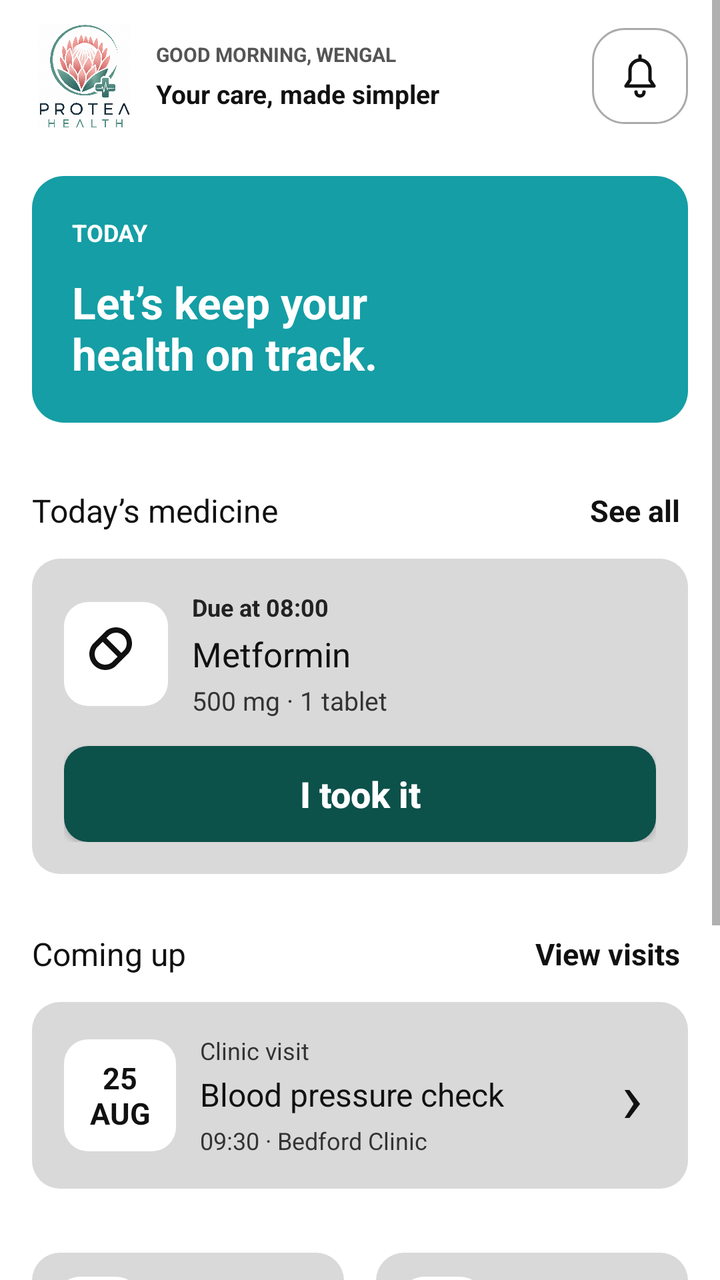
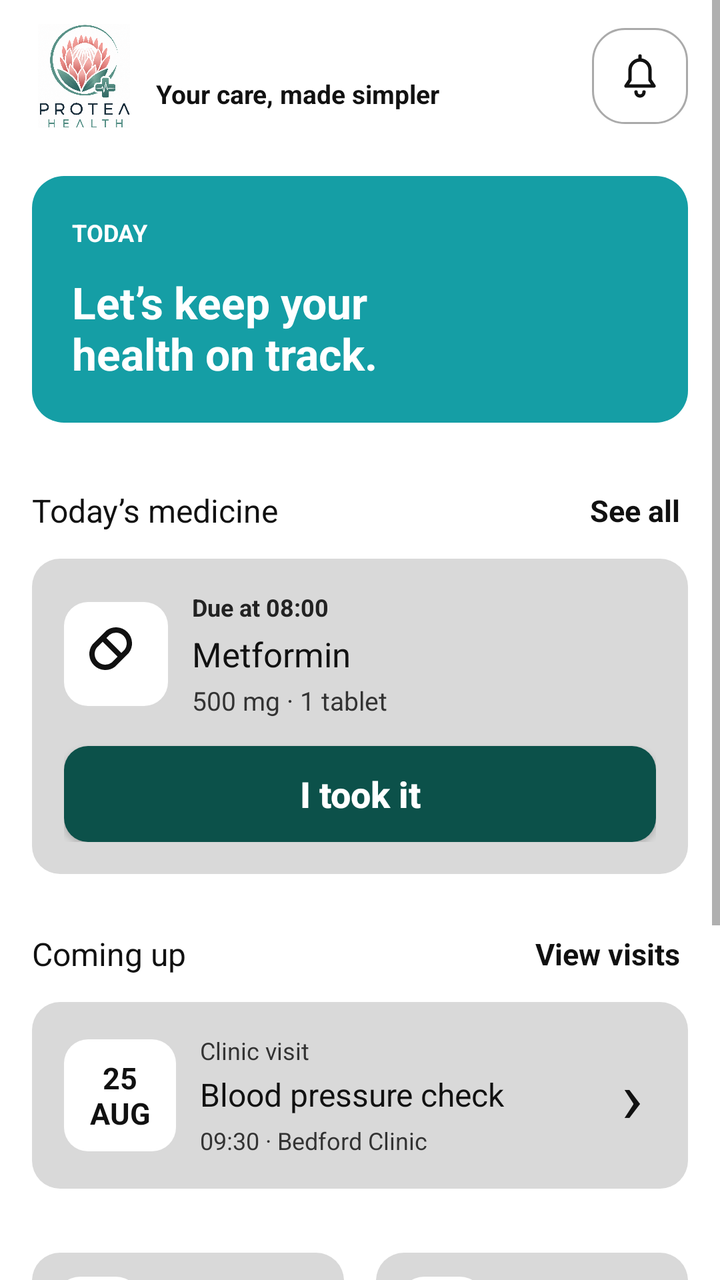

Screens rendered from an Android XML layout before and after an edit, with the pre-edit source and the edit as a unified diff.
<!-- AndroidManifest.xml: application theme Theme.Proteahealth -->
<!-- res/layout/activity_home.xml -->
<?xml version="1.0" encoding="utf-8"?>
<ScrollView xmlns:android="http://schemas.android.com/apk/res/android"
    xmlns:app="http://schemas.android.com/apk/res-auto"
    android:id="@+id/main"
    android:layout_width="match_parent"
    android:layout_height="match_parent"
    android:background="#FFFFFF"
    android:fillViewport="true">

    <LinearLayout
        android:layout_width="match_parent"
        android:layout_height="wrap_content"
        android:orientation="vertical"
        android:paddingStart="16dp"
        android:paddingTop="12dp"
        android:paddingEnd="16dp"
        android:paddingBottom="24dp">

        
        <LinearLayout
            android:layout_width="match_parent"
            android:layout_height="wrap_content"
            android:gravity="center_vertical"
            android:orientation="horizontal">

            
            <ImageView
                android:layout_width="52dp"
                android:layout_height="52dp"
                android:contentDescription="Protea Health logo"
                android:scaleType="fitCenter"
                android:src="@drawable/project_logo_mark" />

            <LinearLayout
                android:layout_width="0dp"
                android:layout_height="wrap_content"
                android:layout_marginStart="10dp"
                android:layout_marginEnd="8dp"
                android:layout_weight="1"
                android:orientation="vertical">

                <TextView
                    android:id="@+id/tvGreeting"
                    android:layout_width="match_parent"
                    android:layout_height="wrap_content"
                    android:text="GOOD MORNING, WENGAL"
                    android:textColor="#555555"
                    android:textSize="10sp"
                    android:textStyle="bold" />

                <TextView
                    android:layout_width="match_parent"
                    android:layout_height="wrap_content"
                    android:layout_marginTop="4dp"
                    android:text="Your care, made simpler"
                    android:textColor="#111111"
                    android:textSize="13sp"
                    android:textStyle="bold" />
            </LinearLayout>

            <androidx.appcompat.widget.AppCompatImageButton
                android:id="@+id/btnNotifications"
                android:layout_width="48dp"
                android:layout_height="48dp"
                android:background="@drawable/bg_home_notification"
                android:contentDescription="Notifications"
                android:padding="12dp"
                app:srcCompat="@drawable/ic_home_bell"
                app:tint="#111111" />
        </LinearLayout>

        
        <LinearLayout
            android:layout_width="match_parent"
            android:layout_height="wrap_content"
            android:layout_marginTop="24dp"
            android:background="@drawable/bg_home_banner"
            android:minHeight="116dp"
            android:orientation="vertical"
            android:padding="20dp">

            <TextView
                android:id="@+id/tvToday"
                android:layout_width="match_parent"
                android:layout_height="wrap_content"
                android:text="TODAY"
                android:textColor="#FFFFFF"
                android:textSize="12sp"
                android:textStyle="bold" />

            <TextView
                android:layout_width="match_parent"
                android:layout_height="wrap_content"
                android:layout_marginTop="12dp"
                android:text="Let’s keep your\nhealth on track."
                android:textColor="#FFFFFF"
                android:textSize="22sp"
                android:textStyle="bold" />
        </LinearLayout>

        
        <LinearLayout
            android:layout_width="match_parent"
            android:layout_height="wrap_content"
            android:layout_marginTop="20dp"
            android:gravity="center_vertical"
            android:orientation="horizontal">

            <TextView
                android:layout_width="0dp"
                android:layout_height="wrap_content"
                android:layout_weight="1"
                android:text="Today’s medicine"
                android:textColor="#111111"
                android:textSize="16sp" />

            <TextView
                android:id="@+id/btnSeeMedicines"
                android:layout_width="wrap_content"
                android:layout_height="48dp"
                android:background="?attr/selectableItemBackground"
                android:gravity="center"
                android:paddingStart="12dp"
                android:paddingEnd="4dp"
                android:text="See all"
                android:textColor="#111111"
                android:textSize="15sp"
                android:textStyle="bold" />
        </LinearLayout>

        
        <LinearLayout
            android:id="@+id/cardMedicine"
            android:layout_width="match_parent"
            android:layout_height="wrap_content"
            android:background="@drawable/bg_home_card"
            android:orientation="vertical"
            android:padding="16dp">

            
            <LinearLayout
                android:layout_width="match_parent"
                android:layout_height="wrap_content"
                android:gravity="center_vertical"
                android:orientation="horizontal">

                <ImageView
                    android:layout_width="52dp"
                    android:layout_height="52dp"
                    android:background="@drawable/bg_home_white_tile"
                    android:importantForAccessibility="no"
                    android:padding="10dp"
                    android:src="@drawable/ic_home_medicine" />

                <LinearLayout
                    android:layout_width="0dp"
                    android:layout_height="wrap_content"
                    android:layout_marginStart="12dp"
                    android:layout_weight="1"
                    android:orientation="vertical">

                    <TextView
                        android:id="@+id/tvDoseStatus"
                        android:layout_width="match_parent"
                        android:layout_height="wrap_content"
                        android:text="Due at 08:00"
                        android:textColor="#222222"
                        android:textSize="12sp"
                        android:textStyle="bold" />

                    <TextView
                        android:id="@+id/tvMedicineName"
                        android:layout_width="match_parent"
                        android:layout_height="wrap_content"
                        android:layout_marginTop="4dp"
                        android:text="Metformin"
                        android:textColor="#111111"
                        android:textSize="17sp" />

                    <TextView
                        android:id="@+id/tvMedicineDosage"
                        android:layout_width="match_parent"
                        android:layout_height="wrap_content"
                        android:layout_marginTop="3dp"
                        android:text="500 mg · 1 tablet"
                        android:textColor="#333333"
                        android:textSize="13sp" />
                </LinearLayout>
            </LinearLayout>

            <androidx.appcompat.widget.AppCompatButton
                android:id="@+id/btnTakeMedicine"
                android:layout_width="match_parent"
                android:layout_height="wrap_content"
                android:layout_marginTop="14dp"
                android:background="@drawable/bg_home_take_button"
                android:minHeight="48dp"
                android:padding="8dp"
                android:text="I took it"
                android:textAllCaps="false"
                android:textColor="#FFFFFF"
                android:textSize="18sp"
                android:textStyle="bold"
                app:backgroundTint="#0C514A" />
        </LinearLayout>

        
        <LinearLayout
            android:layout_width="match_parent"
            android:layout_height="wrap_content"
            android:layout_marginTop="16dp"
            android:gravity="center_vertical"
            android:orientation="horizontal">

            <TextView
                android:layout_width="0dp"
                android:layout_height="wrap_content"
                android:layout_weight="1"
                android:text="Coming up"
                android:textColor="#111111"
                android:textSize="16sp" />

            <TextView
                android:id="@+id/btnViewVisits"
                android:layout_width="wrap_content"
                android:layout_height="48dp"
                android:background="?attr/selectableItemBackground"
                android:gravity="center"
                android:paddingStart="12dp"
                android:paddingEnd="4dp"
                android:text="View visits"
                android:textColor="#111111"
                android:textSize="15sp"
                android:textStyle="bold" />
        </LinearLayout>

        
        <LinearLayout
            android:id="@+id/cardVisit"
            android:layout_width="match_parent"
            android:layout_height="wrap_content"
            android:background="@drawable/bg_home_card"
            android:clickable="true"
            android:focusable="true"
            android:foreground="?attr/selectableItemBackground"
            android:gravity="center_vertical"
            android:orientation="horizontal"
            android:padding="16dp">

            <TextView
                android:id="@+id/tvVisitDate"
                android:layout_width="56dp"
                android:layout_height="wrap_content"
                android:background="@drawable/bg_home_white_tile"
                android:gravity="center"
                android:minHeight="56dp"
                android:padding="6dp"
                android:text="25\nAUG"
                android:textColor="#111111"
                android:textSize="15sp"
                android:textStyle="bold" />

            <LinearLayout
                android:layout_width="0dp"
                android:layout_height="wrap_content"
                android:layout_marginStart="12dp"
                android:layout_weight="1"
                android:orientation="vertical">

                <TextView
                    android:id="@+id/tvVisitType"
                    android:layout_width="match_parent"
                    android:layout_height="wrap_content"
                    android:text="Clinic visit"
                    android:textColor="#333333"
                    android:textSize="12sp" />

                <TextView
                    android:id="@+id/tvVisitReason"
                    android:layout_width="match_parent"
                    android:layout_height="wrap_content"
                    android:layout_marginTop="3dp"
                    android:text="Blood pressure check"
                    android:textColor="#111111"
                    android:textSize="16sp" />

                <TextView
                    android:id="@+id/tvVisitDetails"
                    android:layout_width="match_parent"
                    android:layout_height="wrap_content"
                    android:layout_marginTop="4dp"
                    android:text="09:30 · Bedford Clinic"
                    android:textColor="#333333"
                    android:textSize="12sp" />
            </LinearLayout>

            <TextView
                android:layout_width="24dp"
                android:layout_height="wrap_content"
                android:gravity="center"
                android:importantForAccessibility="no"
                android:text="›"
                android:textColor="#111111"
                android:textSize="36sp" />
        </LinearLayout>

        
        <LinearLayout
            android:layout_width="match_parent"
            android:layout_height="wrap_content"
            android:layout_marginTop="32dp"
            android:baselineAligned="false"
            android:orientation="horizontal">

            <LinearLayout
                android:id="@+id/cardPrices"
                android:layout_width="0dp"
                android:layout_height="wrap_content"
                android:layout_marginEnd="8dp"
                android:layout_weight="1"
                android:background="@drawable/bg_home_card"
                android:clickable="true"
                android:focusable="true"
                android:foreground="?attr/selectableItemBackground"
                android:minHeight="124dp"
                android:orientation="vertical"
                android:padding="12dp">

                <ImageView
                    android:layout_width="42dp"
                    android:layout_height="42dp"
                    android:background="@drawable/bg_home_white_tile"
                    android:importantForAccessibility="no"
                    android:padding="6dp"
                    android:src="@drawable/ic_home_prices" />

                <TextView
                    android:layout_width="match_parent"
                    android:layout_height="wrap_content"
                    android:layout_marginTop="10dp"
                    android:text="Compare prices"
                    android:textColor="#111111"
                    android:textSize="15sp"
                    android:textStyle="bold" />

                <TextView
                    android:layout_width="match_parent"
                    android:layout_height="wrap_content"
                    android:layout_marginTop="4dp"
                    android:text="Save on your refill  ›"
                    android:textColor="#222222"
                    android:textSize="12sp" />
            </LinearLayout>

            <LinearLayout
                android:id="@+id/cardBlog"
                android:layout_width="0dp"
                android:layout_height="wrap_content"
                android:layout_marginStart="8dp"
                android:layout_weight="1"
                android:background="@drawable/bg_home_card"
                android:clickable="true"
                android:focusable="true"
                android:foreground="?attr/selectableItemBackground"
                android:minHeight="124dp"
                android:orientation="vertical"
                android:padding="12dp">

                <ImageView
                    android:layout_width="42dp"
                    android:layout_height="42dp"
                    android:background="@drawable/bg_home_white_tile"
                    android:importantForAccessibility="no"
                    android:padding="6dp"
                    android:src="@drawable/ic_home_care" />

                <TextView
                    android:layout_width="match_parent"
                    android:layout_height="wrap_content"
                    android:layout_marginTop="10dp"
                    android:text="Learn about care"
                    android:textColor="#111111"
                    android:textSize="15sp"
                    android:textStyle="bold" />

                <TextView
                    android:layout_width="match_parent"
                    android:layout_height="wrap_content"
                    android:layout_marginTop="4dp"
                    android:text="Simple health tips  ›"
                    android:textColor="#222222"
                    android:textSize="12sp" />
            </LinearLayout>
        </LinearLayout>

        
        <LinearLayout
            android:id="@+id/cardRefill"
            android:layout_width="match_parent"
            android:layout_height="wrap_content"
            android:layout_marginTop="32dp"
            android:background="@drawable/bg_home_card"
            android:clickable="true"
            android:focusable="true"
            android:foreground="?attr/selectableItemBackground"
            android:gravity="center_vertical"
            android:orientation="horizontal"
            android:padding="12dp">

            <ImageView
                android:layout_width="52dp"
                android:layout_height="52dp"
                android:background="@drawable/bg_home_white_tile"
                android:importantForAccessibility="no"
                android:padding="10dp"
                android:src="@drawable/ic_home_refill" />

            <LinearLayout
                android:layout_width="0dp"
                android:layout_height="wrap_content"
                android:layout_marginStart="12dp"
                android:layout_weight="1"
                android:orientation="vertical">

                <TextView
                    android:id="@+id/tvRefillTitle"
                    android:layout_width="match_parent"
                    android:layout_height="wrap_content"
                    android:text="Metformin refill soon"
                    android:textColor="#111111"
                    android:textSize="15sp"
                    android:textStyle="bold" />

                <TextView
                    android:id="@+id/tvRefillDetails"
                    android:layout_width="match_parent"
                    android:layout_height="wrap_content"
                    android:layout_marginTop="4dp"
                    android:text="About 7 days left\nCompare before you go"
                    android:textColor="#333333"
                    android:textSize="12sp" />
            </LinearLayout>
        </LinearLayout>

    </LinearLayout>
</ScrollView>
<!-- resources referenced by this layout -->
<resources>
  <!-- drawable bg_home_banner (drawable) -->
  <?xml version="1.0" encoding="utf-8"?>
  
  <shape xmlns:android="http://schemas.android.com/apk/res/android"
      android:shape="rectangle">
  
      <solid android:color="#159EA5" />
      <corners android:radius="16dp" />
  
  </shape>
  <!-- drawable bg_home_card (drawable) -->
  <shape xmlns:android="http://schemas.android.com/apk/res/android">
      <solid android:color="#D9D9D9" />
      <corners android:radius="14dp" />
  </shape>
  <!-- drawable bg_home_notification (drawable) -->
  <shape xmlns:android="http://schemas.android.com/apk/res/android">
      <solid android:color="#FFFFFF" />
      <stroke
          android:width="1dp"
          android:color="#AAAAAA" />
      <corners android:radius="16dp" />
  </shape>
  <!-- drawable bg_home_take_button (drawable) -->
  <shape xmlns:android="http://schemas.android.com/apk/res/android">
      <solid android:color="#0C514A" />
      <corners android:radius="12dp" />
  </shape>
  <!-- drawable bg_home_white_tile (drawable) -->
  <shape xmlns:android="http://schemas.android.com/apk/res/android">
      <solid android:color="#FFFFFF" />
      <corners android:radius="12dp" />
  </shape>
  <!-- drawable ic_home_bell (drawable) -->
  <vector xmlns:android="http://schemas.android.com/apk/res/android"
      android:width="24dp"
      android:height="24dp"
      android:viewportWidth="24"
      android:viewportHeight="24">
  
      <path
          android:fillColor="#00000000"
          android:strokeColor="#111111"
          android:strokeWidth="1.7"
          android:strokeLineCap="round"
          android:strokeLineJoin="round"
          android:pathData="M5,17 L7,14 L7,9 A5,5 0,0 1,17,9 L17,14 L19,17 Z M10,20 A2,2 0,0 0,14,20 M12,2 L12,4" />
  </vector>
  <!-- drawable ic_home_medicine (drawable) -->
  <vector xmlns:android="http://schemas.android.com/apk/res/android"
      android:width="32dp"
      android:height="32dp"
      android:viewportWidth="24"
      android:viewportHeight="24">
  
      <path
          android:fillColor="#00000000"
          android:strokeColor="#111111"
          android:strokeWidth="2"
          android:strokeLineCap="round"
          android:strokeLineJoin="round"
          android:pathData="M9,4 A5,5 0,0 1,16,11 L11,16 A5,5 0,0 1,4,9 Z M7,6 L14,13" />
  </vector>
  <!-- drawable ic_home_prices (drawable) -->
  <vector xmlns:android="http://schemas.android.com/apk/res/android"
      android:width="32dp"
      android:height="32dp"
      android:viewportWidth="24"
      android:viewportHeight="24">
  
      <path
          android:fillColor="#00000000"
          android:strokeColor="#111111"
          android:strokeWidth="1.8"
          android:strokeLineCap="round"
          android:strokeLineJoin="round"
          android:pathData="M5,3 L14,3 L20,9 L20,21 L5,21 Z M14,3 L14,9 L20,9 M15,12 L10,12 L9,13 L10,15 L14,15 L15,17 L14,18 L9,18 M12,10 L12,20" />
  </vector>
  <!-- drawable ic_home_refill (drawable) -->
  <vector xmlns:android="http://schemas.android.com/apk/res/android"
      android:width="32dp"
      android:height="32dp"
      android:viewportWidth="24"
      android:viewportHeight="24">
  
      <path
          android:fillColor="#111111"
          android:pathData="M8,2 L16,2 L16,5 L18,5 L18,21 L6,21 L6,5 L8,5 Z" />
  
      <path
          android:fillColor="#FFFFFF"
          android:pathData="M11,9 L13,9 L13,12 L16,12 L16,14 L13,14 L13,17 L11,17 L11,14 L8,14 L8,12 L11,12 Z" />
  </vector>
  <style name="Theme.Proteahealth" parent="Theme.AppCompat.Light.NoActionBar" />
  <!-- unchanged entries left out for length: 2 -->
</resources>

<!-- the commit's change to res/layout/activity_home.xml (unified diff, before → after) -->
@@ -43,7 +43,6 @@
                     android:id="@+id/tvGreeting"
                     android:layout_width="match_parent"
                     android:layout_height="wrap_content"
-                    android:text="GOOD MORNING, WENGAL"
                     android:textColor="#555555"
                     android:textSize="10sp"
                     android:textStyle="bold" />
